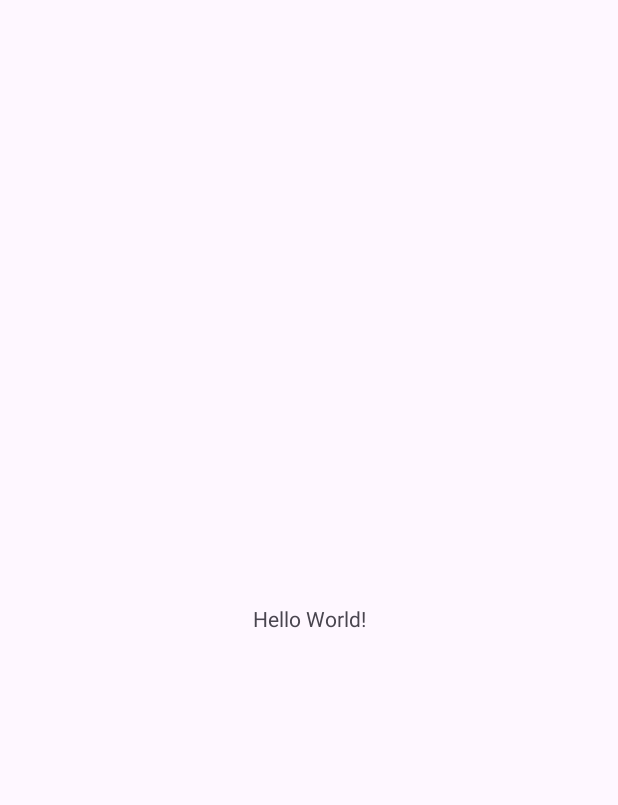
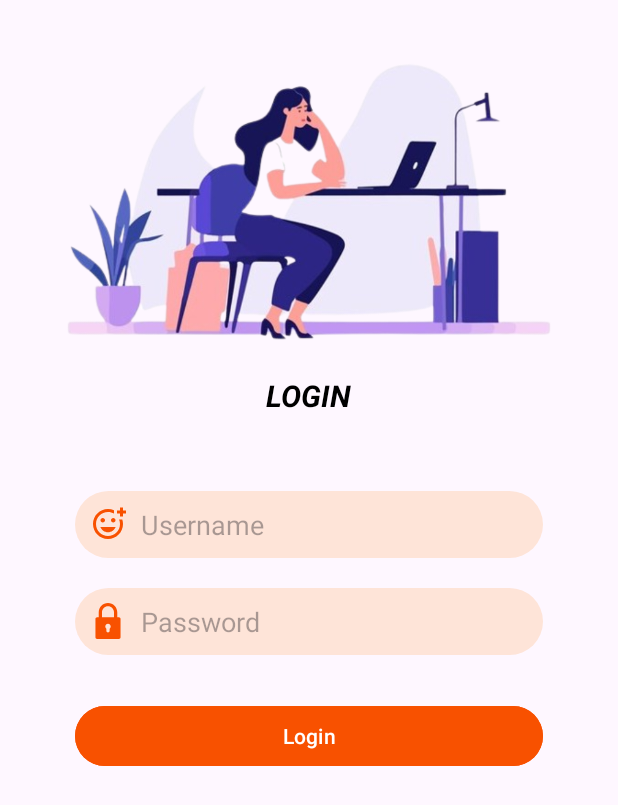
Before and after one commit to sahetu/AndroidBatch2, an Android app: the screen it shows after launch (MainActivity), on a phone screen of 412 x 824 dp. Before the commit the part shown is almost empty. Shown: the top 805 px of the screen. Run offline under Robolectric (Android 15) with nearby library versions, the phone set to English and light mode, and no system bars.

Commit message:
Login Changes

```diff
--- /dev/null
+++ b/app/src/main/res/drawable/custom_border.xml
@@ -0,0 +1,5 @@
+<?xml version="1.0" encoding="utf-8"?>
+<shape xmlns:android="http://schemas.android.com/apk/res/android">
+    <corners android:radius="50dp"/>
+    <solid android:color="@color/border_color"/>
+</shape>
--- /dev/null
+++ b/app/src/main/res/drawable/ic_lock.xml
@@ -0,0 +1,9 @@
+<vector xmlns:android="http://schemas.android.com/apk/res/android"
+    android:width="24dp"
+    android:height="24dp"
+    android:viewportWidth="330"
+    android:viewportHeight="330">
+    <path
+        android:fillColor="#F85100"
+        android:pathData="M65,330h200c8.28,0 15,-6.72 15,-15V145c0,-8.28 -6.72,-15 -15,-15h-15V85c0,-46.87 -38.13,-85 -85,-85S80,38.13 80,85v45H65c-8.28,0 -15,6.72 -15,15v170C50,323.28 56.72,330 65,330zM180,234.99V255c0,8.28 -6.72,15 -15,15s-15,-6.72 -15,-15v-20.01c-6.07,-4.57 -10,-11.82 -10,-19.99c0,-13.78 11.22,-25 25,-25s25,11.22 25,25C190,223.16 186.07,230.42 180,234.99zM110,85c0,-30.33 24.67,-55 55,-55s55,24.67 55,55v45H110V85z" />
+</vector>
--- /dev/null
+++ b/app/src/main/res/drawable/ic_profile.xml
@@ -0,0 +1,10 @@
+<vector xmlns:android="http://schemas.android.com/apk/res/android"
+    android:width="24dp"
+    android:height="24dp"
+    android:tint="#F85100"
+    android:viewportWidth="24"
+    android:viewportHeight="24">
+    <path
+        android:fillColor="@android:color/white"
+        android:pathData="M7,9.5C7,8.67 7.67,8 8.5,8S10,8.67 10,9.5c0,0.83 -0.67,1.5 -1.5,1.5S7,10.33 7,9.5zM12,17.5c2.33,0 4.31,-1.46 5.11,-3.5H6.89C7.69,16.04 9.67,17.5 12,17.5zM15.5,11c0.83,0 1.5,-0.67 1.5,-1.5C17,8.67 16.33,8 15.5,8S14,8.67 14,9.5C14,10.33 14.67,11 15.5,11zM22,1h-2v2h-2v2h2v2h2V5h2V3h-2V1zM20,12c0,4.42 -3.58,8 -8,8s-8,-3.58 -8,-8c0,-4.42 3.58,-8 8,-8c1.46,0 2.82,0.4 4,1.08V2.84C14.77,2.3 13.42,2 11.99,2C6.47,2 2,6.48 2,12c0,5.52 4.47,10 9.99,10C17.52,22 22,17.52 22,12c0,-1.05 -0.17,-2.05 -0.47,-3h-2.13C19.78,9.93 20,10.94 20,12z" />
+</vector>
--- a/app/src/main/res/layout/activity_main.xml
+++ b/app/src/main/res/layout/activity_main.xml
@@ -1,18 +1,62 @@
 <?xml version="1.0" encoding="utf-8"?>
-<androidx.constraintlayout.widget.ConstraintLayout xmlns:android="http://schemas.android.com/apk/res/android"
+<RelativeLayout xmlns:android="http://schemas.android.com/apk/res/android"
     xmlns:app="http://schemas.android.com/apk/res-auto"
     xmlns:tools="http://schemas.android.com/tools"
     android:layout_width="match_parent"
     android:layout_height="match_parent"
     tools:context=".MainActivity">
 
+    <ImageView
+        android:id="@+id/main_image"
+        android:layout_width="wrap_content"
+        android:layout_height="250dp"
+        android:src="@drawable/app_bg" />
+
     <TextView
+        android:id="@+id/main_title"
         android:layout_width="wrap_content"
         android:layout_height="wrap_content"
-        android:text="Hello World!"
-        app:layout_constraintBottom_toBottomOf="parent"
-        app:layout_constraintEnd_toEndOf="parent"
-        app:layout_constraintStart_toStartOf="parent"
-        app:layout_constraintTop_toTopOf="parent" />
+        android:layout_below="@id/main_image"
+        android:layout_centerHorizontal="true"
+        android:text="Login"
+        android:textAllCaps="true"
+        android:textColor="@color/black"
+        android:textSize="20dp"
+        android:textStyle="bold|italic" />
 
-</androidx.constraintlayout.widget.ConstraintLayout>
+    <EditText
+        android:id="@+id/main_username"
+        android:layout_width="match_parent"
+        android:layout_height="wrap_content"
+        android:layout_below="@id/main_title"
+        android:layout_marginHorizontal="50dp"
+        android:layout_marginTop="50dp"
+        android:background="@drawable/custom_border"
+        android:drawableLeft="@drawable/ic_profile"
+        android:drawablePadding="10dp"
+        android:hint="Username"
+        android:padding="10dp" />
+
+    <EditText
+        android:id="@+id/main_password"
+        android:layout_width="match_parent"
+        android:layout_height="wrap_content"
+        android:layout_below="@id/main_username"
+        android:layout_marginHorizontal="50dp"
+        android:layout_marginTop="20dp"
+        android:background="@drawable/custom_border"
+        android:drawableLeft="@drawable/ic_lock"
+        android:drawablePadding="10dp"
+        android:hint="Password"
+        android:padding="10dp" />
+
+    <Button
+        android:backgroundTint="@color/orange"
+        android:text="Login"
+        android:layout_marginTop="30dp"
+        android:layout_marginHorizontal="50dp"
+        android:layout_below="@id/main_password"
+        android:layout_width="match_parent"
+        android:layout_height="wrap_content"/>
+
+</RelativeLayout>
--- a/app/src/main/res/values/colors.xml
+++ b/app/src/main/res/values/colors.xml
@@ -2,4 +2,6 @@
 <resources>
     <color name="black">#FF000000</color>
     <color name="white">#FFFFFFFF</color>
+    <color name="border_color">#FEE4D8</color>
+    <color name="orange">#F85100</color>
 </resources>
```
Also changed, not shown: app/src/main/res/drawable/app_bg.png (added).
